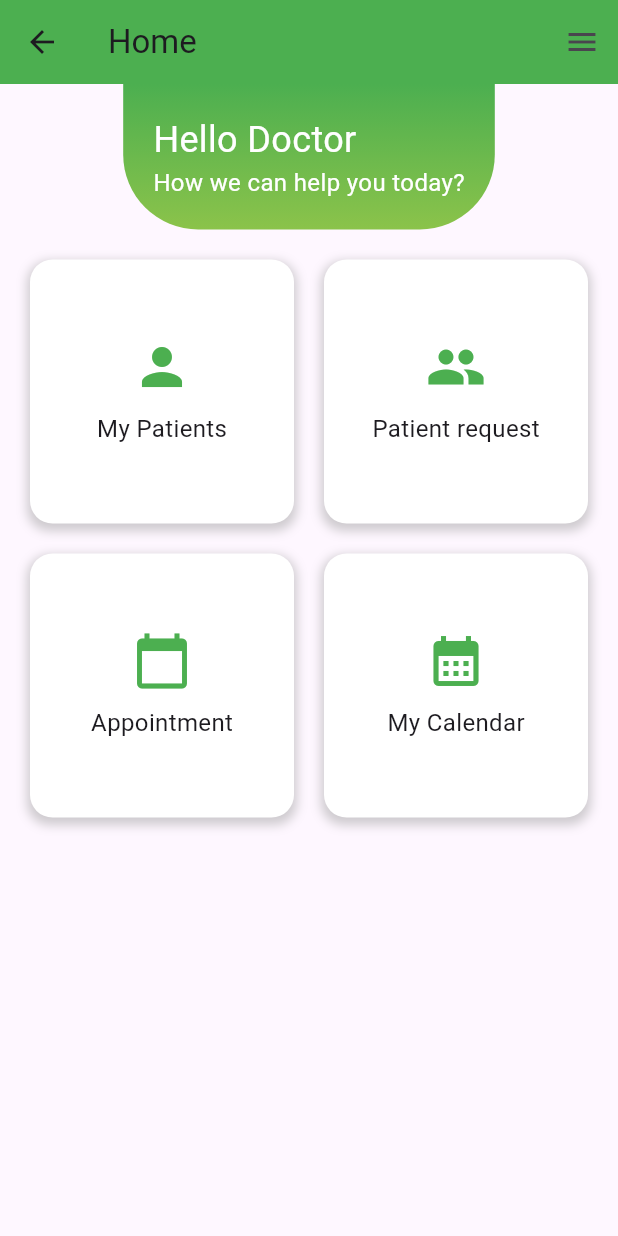
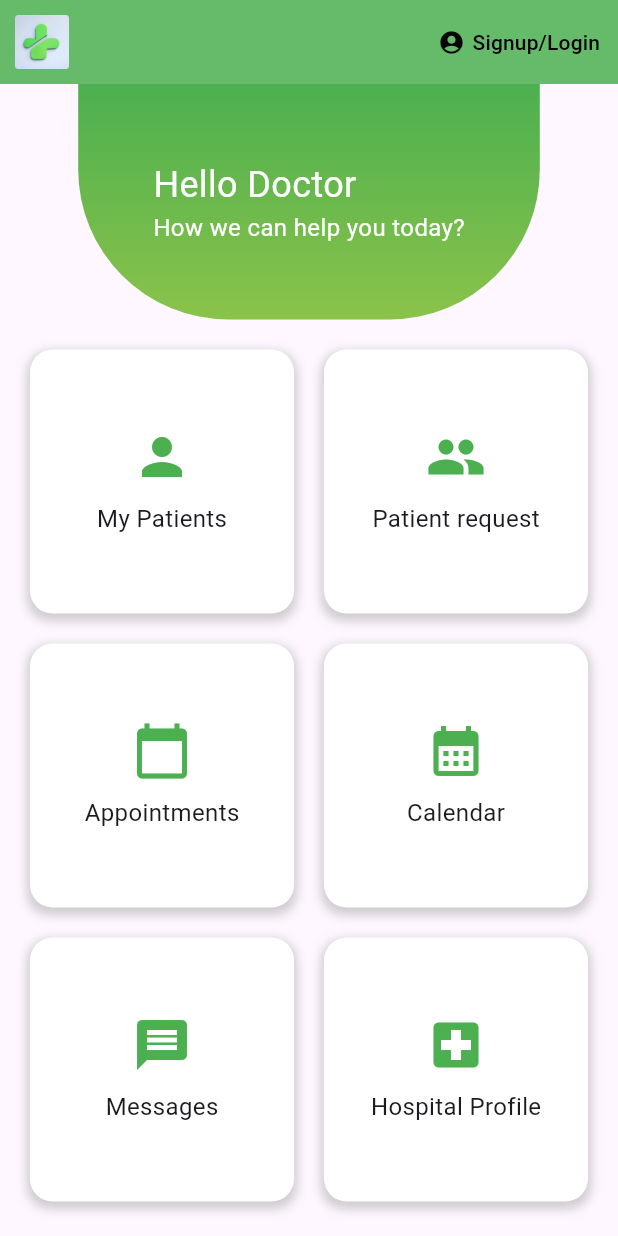
Before and after one commit to Uusid/Arogypath, a Flutter app: the DocHomeScreen screen opened directly, on a phone screen of 412 x 824 dp. Run offline on Flutter 3.47's test engine with Material 3 defaults, Android fonts, the phone set to English and light mode, and no system bars; our stand-ins replace firebase_auth, firebase_core; accounts and stored records are empty.

Commit message:
fix firebase error

```diff
--- a/lib/pages/doctor/doctorhome.dart
+++ b/lib/pages/doctor/doctorhome.dart
@@ -1,3 +1,5 @@
+import 'package:arogyapath/pages/doctor/mypatients.dart';
+import 'package:arogyapath/pages/login_signup/signup.dart';
 import 'package:flutter/material.dart';
 
 void main() {
@@ -17,24 +19,34 @@ class DocHomeScreen extends StatelessWidget {
   @override
   Widget build(BuildContext context) {
     return Scaffold(
-      appBar: AppBar(
-        backgroundColor: Colors.green, // Top bar color
-        leading: IconButton(
-          icon: Icon(Icons.arrow_back),
-          onPressed: () {}, // Back button action
+      appBar:AppBar(
+        backgroundColor: Colors.green[400], // Background color of AppBar
+        leading: Padding(
+          padding: const EdgeInsets.all(10.0),
+          child: Image.asset('assets/images/Arogyalogo.png'), // Replace with your logo asset path
         ),
-        title: Text('Home'),
         actions: [
-          IconButton(
-            icon: Icon(Icons.menu),
-            onPressed: () {}, // Menu button action
+          TextButton(
+            onPressed: () {
+              Navigator.push(
+                context,
+                MaterialPageRoute(builder: (context) => Signup()), // Navigate to login page
+              );
+            },
+            child: Row(
+              children: [
+                Icon(Icons.account_circle, color: Colors.black),
+                SizedBox(width: 5),
+                Text('Signup/Login', style: TextStyle(color: Colors.black)),
+              ],
+            ),
           ),
         ],
       ),
       body: Column(
         children: [
           Container(
-            padding: EdgeInsets.all(20.0),
+            padding: EdgeInsets.all(50.0),
             decoration: BoxDecoration(
               gradient: LinearGradient(
                 colors: [Colors.green, Colors.lightGreen], // Gradient background
@@ -42,8 +54,8 @@ class DocHomeScreen extends StatelessWidget {
                 end: Alignment.bottomCenter,
               ),
               borderRadius: BorderRadius.only(
-                bottomLeft: Radius.circular(50.0),
-                bottomRight: Radius.circular(50.0),
+                bottomLeft: Radius.circular(100.0),
+                bottomRight: Radius.circular(100.0),
               ),
             ),
             child: Column(
@@ -67,10 +79,12 @@ class DocHomeScreen extends StatelessWidget {
               crossAxisSpacing: 20.0,
               mainAxisSpacing: 20.0,
               children: [
-                _buildGridItem(context, 'My Patients', Icons.person, PatientsPage()),
+                _buildGridItem(context, 'My Patients', Icons.person, Mypatientspage()),
                 _buildGridItem(context, 'Patient request', Icons.people, PatientRequestsPage()),
-                _buildGridItem(context, 'Appointment', Icons.calendar_today, AppointmentPage()),
-                _buildGridItem(context, 'My Calendar', Icons.calendar_month, MyCalendarPage()),
+                _buildGridItem(context, 'Appointments', Icons.calendar_today, AppointmentPage()),
+                _buildGridItem(context, 'Calendar', Icons.calendar_month, MyCalendarPage()),
+                _buildGridItem(context, 'Messages', Icons.message, MyCalendarPage()),
+                _buildGridItem(context, 'Hospital Profile', Icons.local_hospital, MyCalendarPage()),
               ],
             ),
           ),
--- a/lib/pages/onboarding.dart
+++ b/lib/pages/onboarding.dart
@@ -1,4 +1,5 @@
 import 'package:arogyapath/pages/default_same_pages/homesame.dart';
+import 'package:arogyapath/pages/doctor/doctorhome.dart';
 import 'package:arogyapath/pages/login_signup/login.dart';
 import 'package:arogyapath/pages/login_signup/signup.dart';
 import 'package:flutter/material.dart';
@@ -34,7 +35,7 @@ class _OnboardingState extends State<Onboarding> {
                   // Navigate to another page
                   Navigator.push(
                     context,
-                    MaterialPageRoute(builder: (context) => Signup()), // Replace NextPage with your page
+                    MaterialPageRoute(builder: (context) => DocHomeScreen()), // Replace NextPage with your page
                   );
                 },
                 style: ElevatedButton.styleFrom(
```
Also changed, not shown: lib/pages/doctor/addpatient.dart (added, +15 -0 lines), lib/pages/doctor/callpatient.dart (added, +14 -0 lines), lib/pages/doctor/individualmsg.dart (added, +16 -0 lines), lib/pages/doctor/msgpatent.dart (added, +14 -0 lines), lib/pages/doctor/mypatients.dart (added, +69 -0 lines), lib/pages/login_signup/signup.dart (+23 -4 lines).
